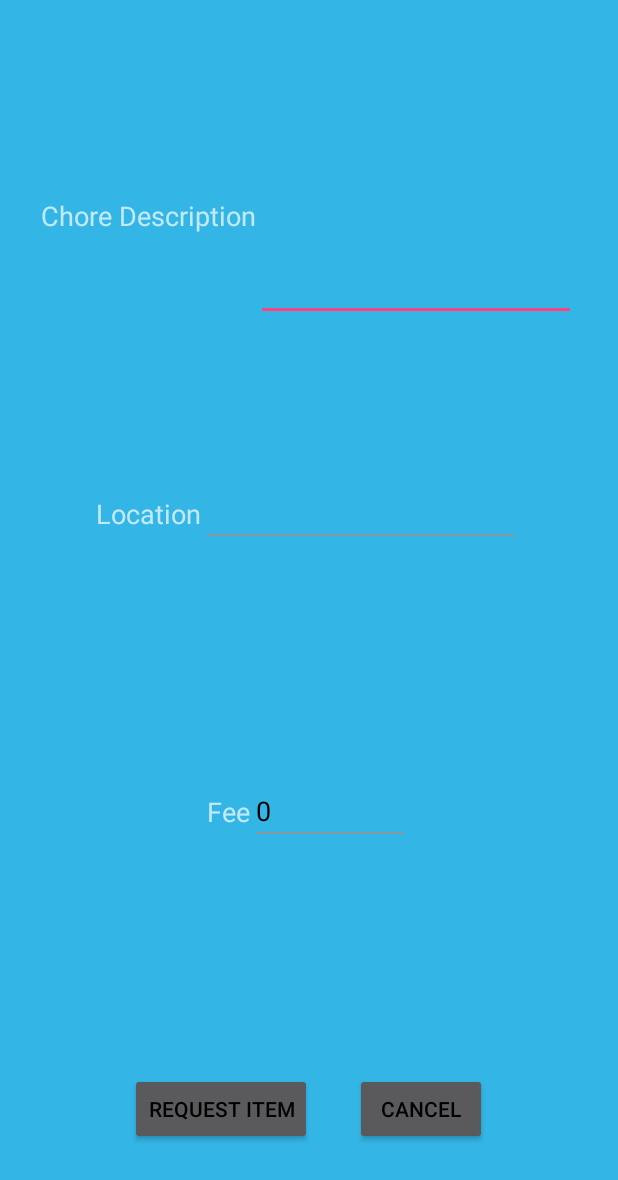
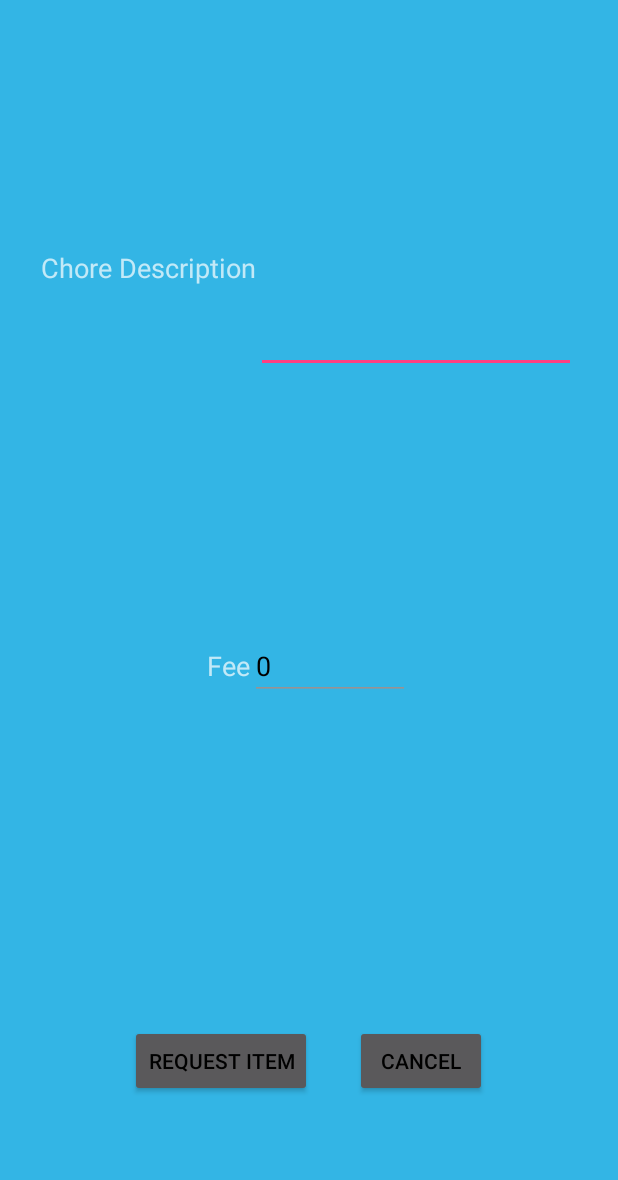
Before and after one commit to AlstonLin/PennApps-Android, an Android app: the layout request_pop_up.xml on its own in the app's theme, with its tools: preview values and no code run, on a phone screen of 412 x 824 dp. Shown: the top 1180 px of the screen. Run offline under Robolectric (Android 15) with nearby library versions, the phone set to English and light mode, and no system bars.

Commit message:
BROKEN COMMIT

```diff
--- a/app/build.gradle
+++ b/app/build.gradle
@@ -30,6 +30,7 @@ dependencies {
     compile 'com.android.support:appcompat-v7:23.1.1'
     compile 'com.android.support:design:23.1.1'
     compile 'com.android.support:support-v13:23.1.1'
+    compile 'com.google.android.gms:play-services:8.4.0'
     compile files('libs/commons-logging-1.2.2.jar')
     compile files('libs/httpclient-4.3.1.jar')
     compile files('libs/httpclient-4.3.1.jar')
--- a/app/src/main/res/layout/request_pop_up.xml
+++ b/app/src/main/res/layout/request_pop_up.xml
@@ -13,7 +13,7 @@
         android:gravity="center"
         android:background="@android:color/holo_blue_light"
         android:layout_marginTop="60dp"
-        android:layout_weight="1">
+        android:layout_weight="1.02">
         <TextView
             android:layout_width="wrap_content"
             android:layout_height="wrap_content"
@@ -28,29 +28,6 @@
             android:singleLine="false"
             android:maxLines="3"
             android:id="@+id/chore_desc"
-            android:text=" " />
-    </LinearLayout>
-
-    <LinearLayout
-        android:layout_width="match_parent"
-        android:layout_height="0dp"
-        android:background="@android:color/holo_blue_light"
-        android:gravity="center"
-        android:layout_weight="1"
-        android:layout_marginTop="30dp">
-
-        <TextView
-            android:layout_width="wrap_content"
-            android:layout_height="wrap_content"
-            android:text="Location"
-            android:textSize="18sp" />
-
-        <EditText
-            android:layout_width="wrap_content"
-            android:layout_height="wrap_content"
-            android:inputType="textEmailAddress"
-            android:ems="10"
-            android:id="@+id/location"
             android:text=" " />
     </LinearLayout>
 
--- a/app/src/main/res/layout/sell_fragment.xml
+++ b/app/src/main/res/layout/sell_fragment.xml
@@ -4,6 +4,12 @@
     android:layout_height="match_parent"
     android:orientation="vertical"
     tools:context="io.alstonlin.pennapps_android.SellFragment">
+
+    <fragment
+        android:id="@+id/map"
+        android:name="com.google.android.gms.maps.MapFragment"
+        android:layout_width="match_parent"
+        android:layout_height="match_parent" />
 
     <ListView
         android:layout_width="match_parent"
--- a/app/src/main/res/layout/sell_list_item.xml
+++ b/app/src/main/res/layout/sell_list_item.xml
@@ -39,4 +39,10 @@
         android:layout_below="@+id/name"
         android:layout_alignStart="@+id/name" />
 
+    <fragment
+        android:id="@+id/map"
+        android:name="com.google.android.gms.maps.MapFragment"
+        android:layout_width="match_parent"
+        android:layout_height="match_parent"/>
+
 </RelativeLayout>
```
Also changed, not shown: app/src/main/AndroidManifest.xml (+7 -0 lines), app/src/main/java/io/alstonlin/pennapps_android/BuyFragment.java (+51 -2 lines), app/src/main/java/io/alstonlin/pennapps_android/SellFragment.java (+42 -2 lines), 3 other files.
